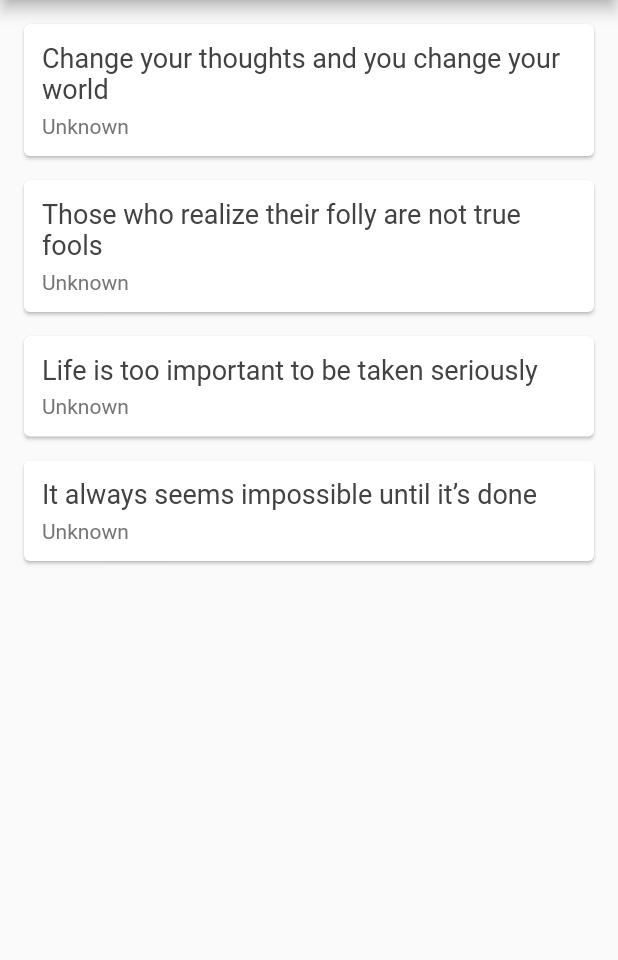
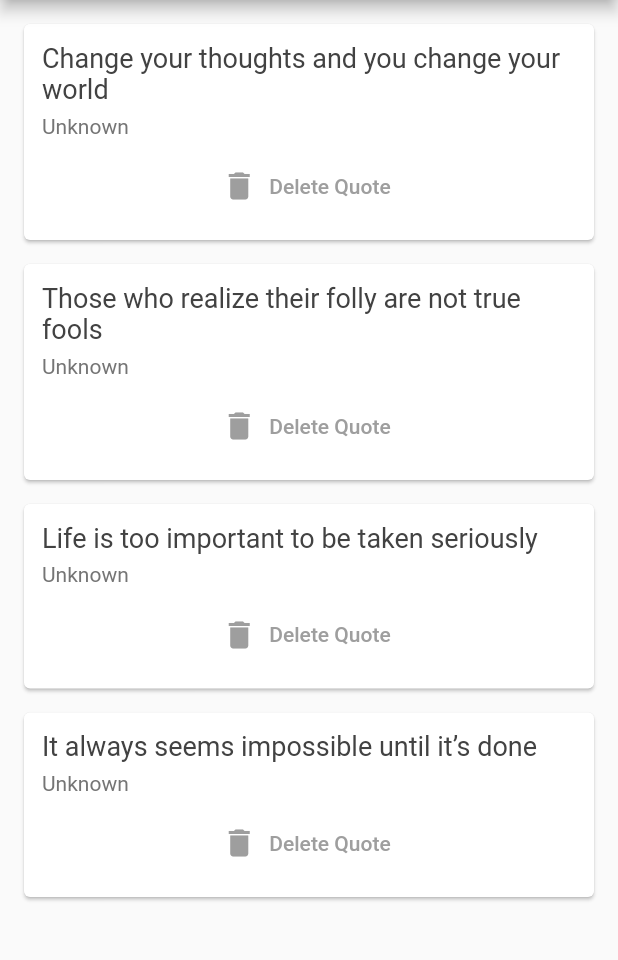
Before and after one commit to chamikaravinda/Flutter-crash-course-part-3, a Flutter app: the screen it shows after launch, on a phone screen of 412 x 824 dp, the part 84-1044 px from its top. Run offline on Flutter 3.47's test engine with Material 2 defaults, Android fonts, the phone set to English and light mode, and no system bars.

```diff
--- a/lib/main.dart
+++ b/lib/main.dart
@@ -30,7 +30,14 @@ class _QuoteListState extends State<QuoteList> {
         backgroundColor: Colors.redAccent,
       ),
       body: Column(
-        children: quoests.map((quote) => QuoteCard(quote: quote)).toList(),
+        children: quoests.map((quote) => QuoteCard(
+            quote: quote,
+            delete: () {
+              setState(() {
+                quoests.remove(quote);
+              });
+            }
+        )).toList(),
       ),
     );
   }
--- a/lib/quote_card.dart
+++ b/lib/quote_card.dart
@@ -4,7 +4,8 @@ import './quoet.dart';
 class QuoteCard extends StatelessWidget {
 
   final Quote quote;
-  QuoteCard({this.quote});
+  final Function delete;
+  QuoteCard({this.quote,this.delete});
 
   @override
   Widget build(BuildContext context) {
@@ -30,6 +31,18 @@ class QuoteCard extends StatelessWidget {
                     color: Colors.grey[600]
                 )
             ),
+            SizedBox(height: 8.0,),
+            FlatButton.icon(
+                onPressed: delete,
+                icon:Icon(
+                  Icons.delete,
+                  color: Colors.grey[500],
+                ),
+                label: Text(
+                  'Delete Quote',
+                   style: TextStyle(color: Colors.grey[500]),
+                ),
+            )
           ],
         ),
       ),
```
